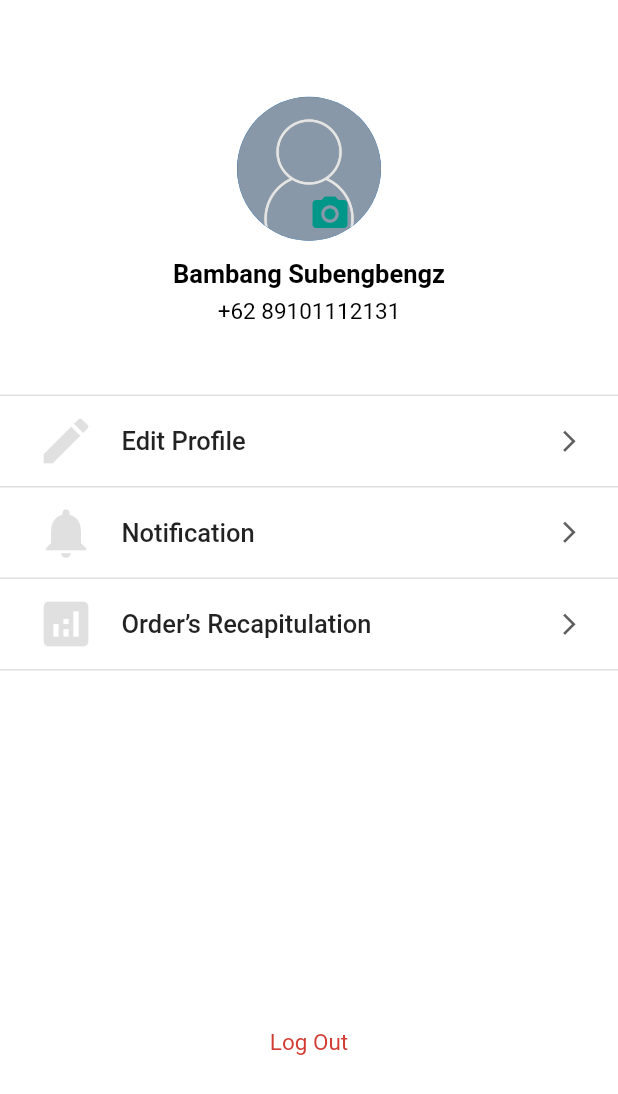
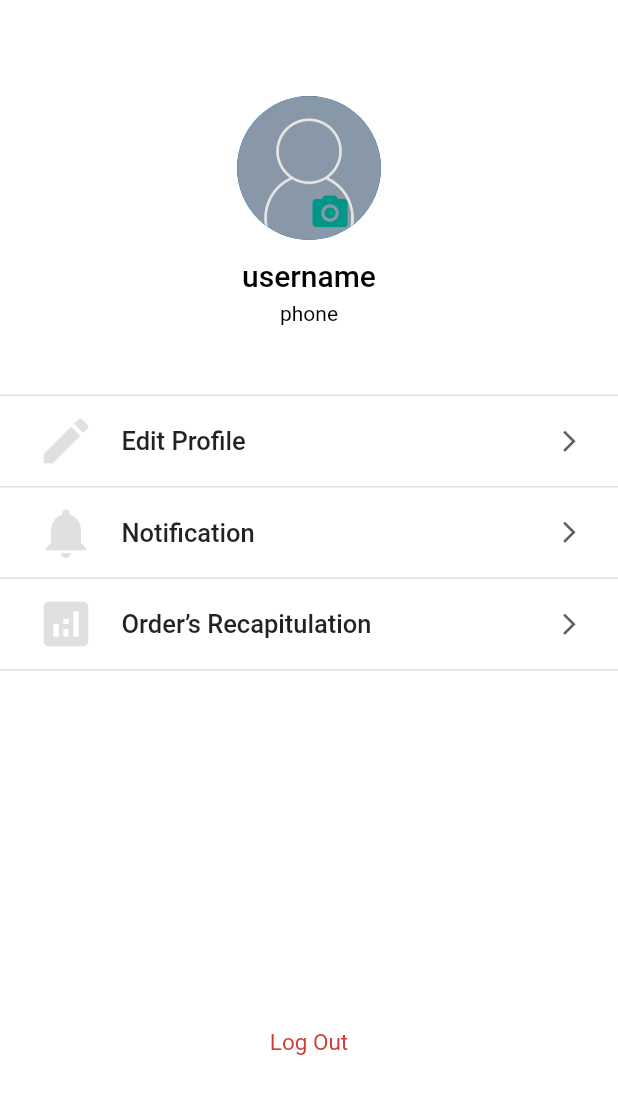
Before and after one commit to Lejhat-Bergijhi/veggytably-driver, a Flutter app: the ProfilePageDriver screen opened directly, on a phone screen of 412 x 824 dp. Shown: the top 1094 px of the screen. Run offline on Flutter 3.47's test engine with Material 2 defaults, Android fonts, the light colour scheme and no system bars; our stand-ins replace dio, dotted_border, flutter_secure_storage, get, image_picker; accounts and stored records are empty; Roboto replaces fonts that are missing (Rubik).

Commit message:
upload profile picture functionality

```diff
--- a/lib/controllers/auth_controller.dart
+++ b/lib/controllers/auth_controller.dart
@@ -3,6 +3,7 @@ import "package:flutter/material.dart";
 import "package:flutter_secure_storage/flutter_secure_storage.dart";
 import "package:get/get.dart";
 import "package:http/http.dart" as http;
+import "package:veggytably_driver/controllers/profile_controller.dart";
 import "package:veggytably_driver/views/home_page.dart";
 import "package:veggytably_driver/views/upload_pic.dart";
 
@@ -14,7 +15,7 @@ import "../views/login_page.dart";
 // import "../views/home_page.dart";
 
 class AuthController extends GetxController {
-  static AuthController instance = Get.put(AuthController());
+  static AuthController to = Get.find();
   final _storage = const FlutterSecureStorage();
 
   Future<void> signUp(
@@ -62,6 +63,8 @@ class AuthController extends GetxController {
           key: "accessToken", value: authenticationResponse.data.accessToken);
       await _storage.write(
           key: "refreshToken", value: authenticationResponse.data.refreshToken);
+
+      ProfileController.to.setUser(authenticationResponse.data.user);
 
       // TODO: Navigate to home page
       Get.offAll(
@@ -112,6 +115,8 @@ class AuthController extends GetxController {
           key: "accessToken", value: authenticationResponse.data.accessToken);
       await _storage.write(
           key: "refreshToken", value: authenticationResponse.data.refreshToken);
+
+      ProfileController.to.setUser(authenticationResponse.data.user);
 
       // TODO: Navigate to home page
       Get.offAll(
--- a/lib/controllers/profile_controller.dart
+++ b/lib/controllers/profile_controller.dart
@@ -1,12 +1,16 @@
+import 'dart:convert';
+import 'dart:typed_data';
 import 'package:get/get.dart';
 import 'package:image_picker/image_picker.dart';
 import 'package:veggytably_driver/api/driver_api.dart';
+import 'package:veggytably_driver/models/authentication_response.dart';
 
 class ProfileController extends GetxController {
-  static ProfileController instance = Get.find();
+  static ProfileController to = Get.find();
+  RxString username = "username".obs;
+  RxString phone = "phone".obs;
   var isLoading = false.obs;
-  XFile? imageFile;
-  // var imageURL = '';
+  final Rx<Uint8List> imageData = Uint8List(0).obs;
 
   void uploadImage(ImageSource imageSource) async {
     try {
@@ -16,10 +20,13 @@ class ProfileController extends GetxController {
         var response =
             await DriverApi.instance.uploadImageFile(pickedFile.path);
 
-        if (response.statusCode == 200) {
-          //get image url from api response
-          // imageURL = response.data['user']['image'];
-          imageFile = response.data['data']['profilePicture'];
+        if (response != null || response.statusCode == 200) {
+          final data = response.data['data'];
+          final imageBase64 = data['profilePicture'];
+          final imageData = base64.decode(imageBase64);
+          print("size: ${imageData.lengthInBytes}");
+
+          ProfileController.to.setImage(imageData);
 
           Get.snackbar('Success', 'Image uploaded successfully');
         } else if (response.statusCode == 401) {
@@ -34,4 +41,15 @@ class ProfileController extends GetxController {
       isLoading(false);
     }
   }
+
+  void setUser(User user) {
+    username.value = user.username;
+    phone.value = user.phone;
+    update();
+  }
+
+  void setImage(Uint8List image) {
+    imageData.value = image;
+    update();
+  }
 }
--- a/lib/main.dart
+++ b/lib/main.dart
@@ -3,6 +3,7 @@ import 'package:get/get.dart';
 import 'package:get/get_navigation/src/root/get_material_app.dart';
 import 'package:veggytably_driver/controllers/profile_controller.dart';
 //import 'views/home_page.dart';
+import 'controllers/auth_controller.dart';
 import 'views/profile_page.dart';
 import 'package:veggytably_driver/views/login_page.dart';
 
@@ -20,6 +21,7 @@ class MainApp extends StatelessWidget {
         home: LoginPage(),
         initialBinding: BindingsBuilder(() {
           Get.put(ProfileController());
+          Get.put(AuthController());
         }));
   }
 }
--- a/lib/models/authentication_response.dart
+++ b/lib/models/authentication_response.dart
@@ -43,6 +43,7 @@ class User {
   late String id;
   late String username;
   late String email;
+  late String phone;
 
   User({required this.id, required this.username, required this.email});
 
@@ -50,6 +51,7 @@ class User {
     id = json['id'];
     username = json['username'];
     email = json['email'];
+    phone = json['phone'];
   }
 
   Map<String, dynamic> toJson() {
@@ -57,6 +59,7 @@ class User {
     data['id'] = id;
     data['username'] = username;
     data['email'] = email;
+    data['phone'] = phone;
     return data;
   }
 }
--- a/lib/utils/api.endpoints.dart
+++ b/lib/utils/api.endpoints.dart
@@ -1,5 +1,5 @@
 class ApiEndPoints {
-  static const String domain = "192.168.40.5";
+  static const String domain = "192.168.88.143";
   static const String baseUrl = 'http://$domain:5000/';
   static final _AuthEndPoints authEndpoints = _AuthEndPoints();
   static final _DriverEndPoints driverEndpoints = _DriverEndPoints();
--- a/lib/views/login_page.dart
+++ b/lib/views/login_page.dart
@@ -72,7 +72,7 @@ class LoginPage extends StatelessWidget {
                 height: 45,
                 child: ElevatedButton(
                   onPressed: () {
-                    AuthController.instance.login(
+                    AuthController.to.login(
                       emailController,
                       passwordController,
                     );
--- a/lib/views/profile_page.dart
+++ b/lib/views/profile_page.dart
@@ -6,7 +6,8 @@ import 'package:veggytably_driver/views/login_page.dart';
 import '../widgets/image_profile.dart';
 
 class ProfilePageDriver extends StatelessWidget {
-  const ProfilePageDriver({super.key});
+  final ProfileController profileController = Get.put(ProfileController());
+  ProfilePageDriver({super.key});
 
   @override
   Widget build(BuildContext context) {
@@ -27,29 +28,25 @@ class ProfilePageDriver extends StatelessWidget {
                         height: 12,
                       ),
                       Container(
-                        child: Text(
-                          "Bambang Subengbengz",
-                          style: TextStyle(
-                            color: Colors.black,
-                            fontSize: 17,
-                            fontFamily: "Rubik",
-                            fontWeight: FontWeight.w600,
-                          ),
-                        ),
+                        child: Obx(() => Text(profileController.username.value,
+                            style: const TextStyle(
+                              color: Colors.black,
+                              fontSize: 20,
+                              fontFamily: "Rubik",
+                              fontWeight: FontWeight.w500,
+                            ))),
                       ),
                       const SizedBox(
                         height: 6,
                       ),
                       Container(
-                          child: Text(
-                        "+62 89101112131",
-                        style: TextStyle(
-                          color: Colors.black,
-                          fontSize: 15,
-                          fontFamily: "Rubik",
-                          fontWeight: FontWeight.w400,
-                        ),
-                      )),
+                          child: Obx(() => Text(profileController.phone.value,
+                              style: const TextStyle(
+                                color: Colors.black,
+                                fontSize: 14,
+                                fontFamily: "Rubik",
+                                fontWeight: FontWeight.w400,
+                              )))),
                     ]),
               )),
           const SizedBox(height: 20.0),
--- a/lib/views/signup_page.dart
+++ b/lib/views/signup_page.dart
@@ -116,7 +116,7 @@ class _SignUpPage1State extends State<SignUpPage> {
                 height: 45,
                 child: ElevatedButton(
                   onPressed: () {
-                    AuthController.instance.signUp(
+                    AuthController.to.signUp(
                       usernameController,
                       emailController,
                       phoneController,
--- a/lib/widgets/image_profile.dart
+++ b/lib/widgets/image_profile.dart
@@ -1,37 +1,13 @@
-import 'dart:io';
-
 import 'package:flutter/material.dart';
-import 'package:flutter/src/widgets/framework.dart';
-import 'package:flutter/src/widgets/placeholder.dart';
 import 'package:get/get.dart';
 import 'package:image_picker/image_picker.dart';
 import 'package:veggytably_driver/controllers/profile_controller.dart';
-import 'package:veggytably_driver/views/upload_pic.dart';
 
-class ImageProfile extends StatefulWidget {
+class ImageProfile extends StatelessWidget {
   const ImageProfile({super.key});
 
   @override
-  State<ImageProfile> createState() => _ImageProfileState();
-}
-
-class _ImageProfileState extends State<ImageProfile> {
-  XFile? _imageFile;
-  final ImagePicker picker = ImagePicker();
-
-  Future<void> takePhoto(ImageSource source) async {
-    final pickedFile = await picker.pickImage(source: source);
-
-    if (pickedFile == null) return;
-    setState(() {
-      _imageFile = pickedFile;
-    });
-  }
-
-  @override
   Widget build(BuildContext context) {
-    final ProfileController profileController = Get.put(ProfileController());
-
     void showModal() {
       showModalBottomSheet(
           context: context,
@@ -43,11 +19,7 @@ class _ImageProfileState extends State<ImageProfile> {
                   leading: const Icon(Icons.camera_alt),
                   title: const Text('Camera'),
                   onTap: () async {
-                    await takePhoto(ImageSource.camera);
-                    if (_imageFile == null) print("null");
-
-                    // upload image
-                    // profileController.uploadImage(ImageSource.camera);
+                    ProfileController.to.uploadImage(ImageSource.camera);
                     Get.back();
                   },
                 ),
@@ -55,8 +27,7 @@ class _ImageProfileState extends State<ImageProfile> {
                   leading: const Icon(Icons.image),
                   title: const Text('Gallery'),
                   onTap: () async {
-                    await takePhoto(ImageSource.gallery);
-                    if (_imageFile == null) print("null");
+                    ProfileController.to.uploadImage(ImageSource.gallery);
                     Get.back();
                   },
                 ),
@@ -65,15 +36,26 @@ class _ImageProfileState extends State<ImageProfile> {
           });
     }
 
+    return Obx(() {
+      if (ProfileController.to.isLoading.value) {
+        return const CircularProgressIndicator();
+      }
       return Center(
         child: Stack(
           children: [
-          CircleAvatar(
+            Obx(() {
+              if (ProfileController.to.imageData.value.isNotEmpty) {
+                return CircleAvatar(
                   radius: 48,
-            backgroundImage: _imageFile == null
-                ? Image.asset('assets/images/profile.png').image
-                : Image.file(File(_imageFile!.path)).image,
-          ),
+                  backgroundImage:
+                      MemoryImage(ProfileController.to.imageData.value),
+                );
+              }
+              return const CircleAvatar(
+                radius: 48,
+                backgroundImage: AssetImage("assets/images/profile.png"),
+              );
+            }),
             Positioned(
               bottom: 4,
               right: 20,
@@ -91,5 +73,6 @@ class _ImageProfileState extends State<ImageProfile> {
           ],
         ),
       );
+    });
   }
 }
```
Also changed, not shown: lib/api/driver_api.dart (+4 -7 lines). Lines whose indentation alone changed are shown as unchanged.
